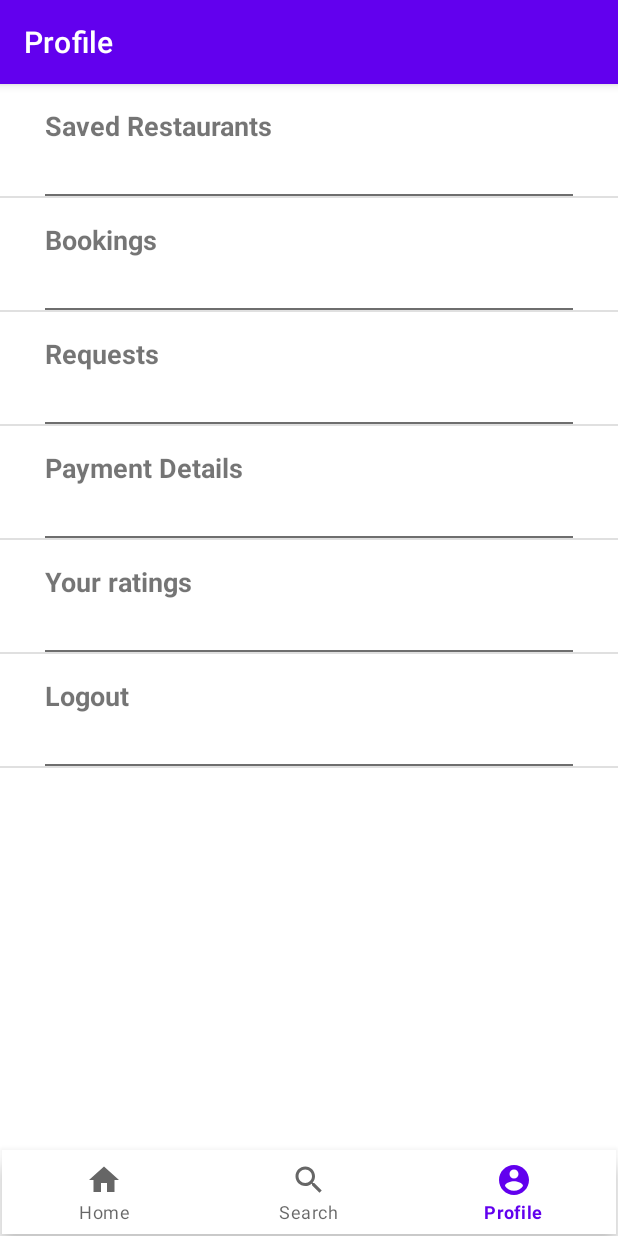
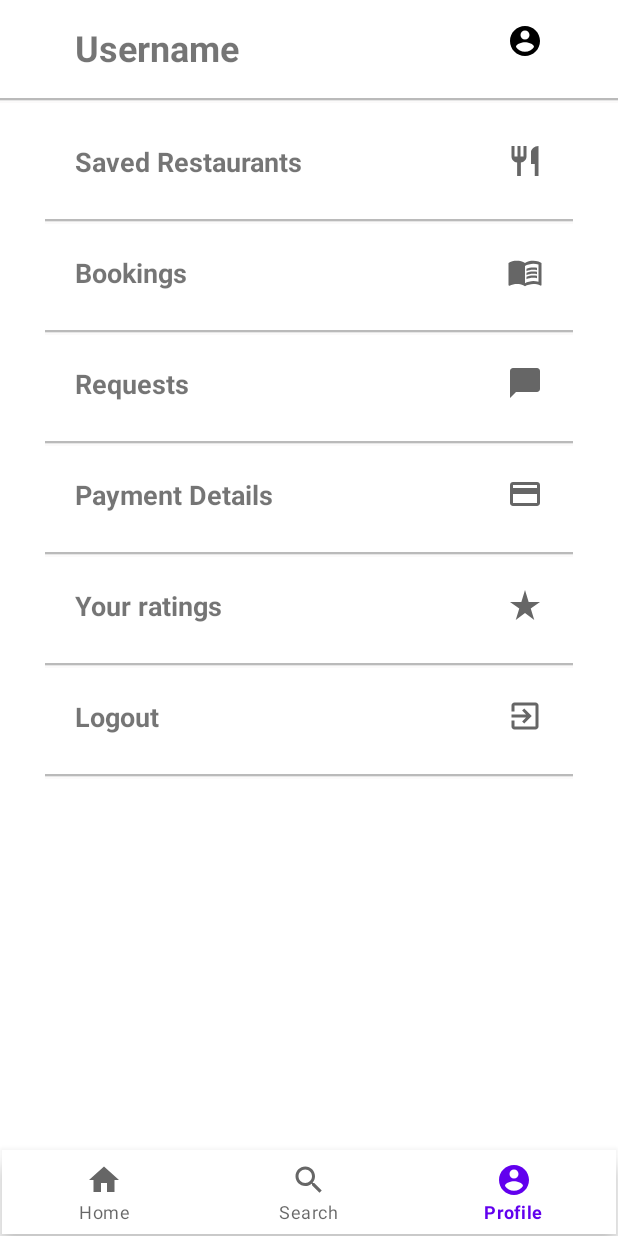
Before and after one commit to KotaCanchela/RestaurantBookingSystem, an Android app: the ThirdFragment screen opened through its navigation route, on a phone screen of 412 x 824 dp. Run offline under Robolectric (Android 15) with nearby library versions, the phone set to English and light mode, and no system bars; our stand-ins replace navigation-ui.

Commit message:
Profile page finished

```diff
--- a/app/src/main/java/com/cs990/restaurantbookingapp/MainActivity.kt
+++ b/app/src/main/java/com/cs990/restaurantbookingapp/MainActivity.kt
@@ -22,9 +22,7 @@ class MainActivity : AppCompatActivity() {
 
         val bottomNavigationView = findViewById<BottomNavigationView>(R.id.BottomNavigationView)
         val navController = findNavController(R.id.fragment)
-        val appBarConfiguration = AppBarConfiguration(setOf(R.id.firstFragment, R.id.secondFragment, R.id.thirdFragment))
 
-        setupActionBarWithNavController(navController, appBarConfiguration)
         bottomNavigationView.setupWithNavController(navController)
 
     }
--- a/app/src/main/java/com/cs990/restaurantbookingapp/ThirdFragment.kt
+++ b/app/src/main/java/com/cs990/restaurantbookingapp/ThirdFragment.kt
@@ -6,10 +6,7 @@ import androidx.fragment.app.Fragment
 import android.view.LayoutInflater
 import android.view.View
 import android.view.ViewGroup
-import android.widget.ArrayAdapter
-import android.widget.BaseAdapter
-import android.widget.ListView
-import android.widget.TextView
+import android.widget.*
 import androidx.fragment.app.ListFragment
 import com.cs990.restaurantbookingapp.databinding.FragmentThirdBinding
 
@@ -84,6 +81,12 @@ class ThirdFragment : Fragment() {
 
         private val mContext: Context = context
         var profileMenuItems = arrayListOf("Saved Restaurants", "Bookings", "Requests", "Payment Details", "Your ratings", "Logout")
+        var profileIcons = arrayListOf(R.drawable.ic_baseline_restaurant_24,
+                R.drawable.ic_baseline_menu_book_24,
+                R.drawable.ic_baseline_chat_bubble_24,
+                R.drawable.ic_baseline_credit_card_24,
+                R.drawable.ic_baseline_star_rate_24,
+                R.drawable.ic_baseline_exit_to_app_24)
 
 
         override fun getCount(): Int {
@@ -105,6 +108,9 @@ class ThirdFragment : Fragment() {
             val positionTextView = rowMain.findViewById<TextView>(R.id.row_text)
             positionTextView.text = profileMenuItems[position]
 
+            val positionImageView = rowMain.findViewById<ImageView>(R.id.row_image)
+            positionImageView.setImageResource(profileIcons[position])
+
             return rowMain
         }
     }
--- /dev/null
+++ b/app/src/main/res/drawable/ic_baseline_chat_bubble_24.xml
@@ -0,0 +1,10 @@
+<vector xmlns:android="http://schemas.android.com/apk/res/android"
+    android:width="24dp"
+    android:height="24dp"
+    android:viewportWidth="24"
+    android:viewportHeight="24"
+    android:tint="?attr/colorControlNormal">
+  <path
+      android:fillColor="@android:color/white"
+      android:pathData="M20,2H4c-1.1,0 -2,0.9 -2,2v18l4,-4h14c1.1,0 2,-0.9 2,-2V4c0,-1.1 -0.9,-2 -2,-2z"/>
+</vector>
--- /dev/null
+++ b/app/src/main/res/drawable/ic_baseline_credit_card_24.xml
@@ -0,0 +1,10 @@
+<vector xmlns:android="http://schemas.android.com/apk/res/android"
+    android:width="24dp"
+    android:height="24dp"
+    android:viewportWidth="24"
+    android:viewportHeight="24"
+    android:tint="?attr/colorControlNormal">
+  <path
+      android:fillColor="@android:color/white"
+      android:pathData="M20,4L4,4c-1.11,0 -1.99,0.89 -1.99,2L2,18c0,1.11 0.89,2 2,2h16c1.11,0 2,-0.89 2,-2L22,6c0,-1.11 -0.89,-2 -2,-2zM20,18L4,18v-6h16v6zM20,8L4,8L4,6h16v2z"/>
+</vector>
--- /dev/null
+++ b/app/src/main/res/drawable/ic_baseline_exit_to_app_24.xml
@@ -0,0 +1,10 @@
+<vector xmlns:android="http://schemas.android.com/apk/res/android"
+    android:width="24dp"
+    android:height="24dp"
+    android:viewportWidth="24"
+    android:viewportHeight="24"
+    android:tint="?attr/colorControlNormal">
+  <path
+      android:fillColor="@android:color/white"
+      android:pathData="M10.09,15.59L11.5,17l5,-5 -5,-5 -1.41,1.41L12.67,11H3v2h9.67l-2.58,2.59zM19,3H5c-1.11,0 -2,0.9 -2,2v4h2V5h14v14H5v-4H3v4c0,1.1 0.89,2 2,2h14c1.1,0 2,-0.9 2,-2V5c0,-1.1 -0.9,-2 -2,-2z"/>
+</vector>
--- /dev/null
+++ b/app/src/main/res/drawable/ic_baseline_menu_book_24.xml
@@ -0,0 +1,19 @@
+<vector xmlns:android="http://schemas.android.com/apk/res/android"
+    android:width="24dp"
+    android:height="24dp"
+    android:viewportWidth="24"
+    android:viewportHeight="24"
+    android:tint="?attr/colorControlNormal">
+  <path
+      android:fillColor="@android:color/white"
+      android:pathData="M21,5c-1.11,-0.35 -2.33,-0.5 -3.5,-0.5c-1.95,0 -4.05,0.4 -5.5,1.5c-1.45,-1.1 -3.55,-1.5 -5.5,-1.5S2.45,4.9 1,6v14.65c0,0.25 0.25,0.5 0.5,0.5c0.1,0 0.15,-0.05 0.25,-0.05C3.1,20.45 5.05,20 6.5,20c1.95,0 4.05,0.4 5.5,1.5c1.35,-0.85 3.8,-1.5 5.5,-1.5c1.65,0 3.35,0.3 4.75,1.05c0.1,0.05 0.15,0.05 0.25,0.05c0.25,0 0.5,-0.25 0.5,-0.5V6C22.4,5.55 21.75,5.25 21,5zM21,18.5c-1.1,-0.35 -2.3,-0.5 -3.5,-0.5c-1.7,0 -4.15,0.65 -5.5,1.5V8c1.35,-0.85 3.8,-1.5 5.5,-1.5c1.2,0 2.4,0.15 3.5,0.5V18.5z"/>
+  <path
+      android:fillColor="@android:color/white"
+      android:pathData="M17.5,10.5c0.88,0 1.73,0.09 2.5,0.26V9.24C19.21,9.09 18.36,9 17.5,9c-1.7,0 -3.24,0.29 -4.5,0.83v1.66C14.13,10.85 15.7,10.5 17.5,10.5z"/>
+  <path
+      android:fillColor="@android:color/white"
+      android:pathData="M13,12.49v1.66c1.13,-0.64 2.7,-0.99 4.5,-0.99c0.88,0 1.73,0.09 2.5,0.26V11.9c-0.79,-0.15 -1.64,-0.24 -2.5,-0.24C15.8,11.66 14.26,11.96 13,12.49z"/>
+  <path
+      android:fillColor="@android:color/white"
+      android:pathData="M17.5,14.33c-1.7,0 -3.24,0.29 -4.5,0.83v1.66c1.13,-0.64 2.7,-0.99 4.5,-0.99c0.88,0 1.73,0.09 2.5,0.26v-1.52C19.21,14.41 18.36,14.33 17.5,14.33z"/>
+</vector>
--- /dev/null
+++ b/app/src/main/res/drawable/ic_baseline_person_24.xml
@@ -0,0 +1,10 @@
+<vector xmlns:android="http://schemas.android.com/apk/res/android"
+    android:width="24dp"
+    android:height="24dp"
+    android:viewportWidth="24"
+    android:viewportHeight="24"
+    android:tint="?attr/colorControlNormal">
+  <path
+      android:fillColor="@android:color/white"
+      android:pathData="M12,12c2.21,0 4,-1.79 4,-4s-1.79,-4 -4,-4 -4,1.79 -4,4 1.79,4 4,4zM12,14c-2.67,0 -8,1.34 -8,4v2h16v-2c0,-2.66 -5.33,-4 -8,-4z"/>
+</vector>
--- /dev/null
+++ b/app/src/main/res/drawable/ic_baseline_restaurant_24.xml
@@ -0,0 +1,10 @@
+<vector xmlns:android="http://schemas.android.com/apk/res/android"
+    android:width="24dp"
+    android:height="24dp"
+    android:viewportWidth="24"
+    android:viewportHeight="24"
+    android:tint="?attr/colorControlNormal">
+  <path
+      android:fillColor="@android:color/white"
+      android:pathData="M11,9L9,9L9,2L7,2v7L5,9L5,2L3,2v7c0,2.12 1.66,3.84 3.75,3.97L6.75,22h2.5v-9.03C11.34,12.84 13,11.12 13,9L13,2h-2v7zM16,6v8h2.5v8L21,22L21,2c-2.76,0 -5,2.24 -5,4z"/>
+</vector>
--- /dev/null
+++ b/app/src/main/res/drawable/ic_baseline_star_rate_24.xml
@@ -0,0 +1,10 @@
+<vector xmlns:android="http://schemas.android.com/apk/res/android"
+    android:width="24dp"
+    android:height="24dp"
+    android:viewportWidth="24"
+    android:viewportHeight="24"
+    android:tint="?attr/colorControlNormal">
+  <path
+      android:fillColor="@android:color/white"
+      android:pathData="M14.43,10l-2.43,-8l-2.43,8l-7.57,0l6.18,4.41l-2.35,7.59l6.17,-4.69l6.18,4.69l-2.35,-7.59l6.17,-4.41z"/>
+</vector>
--- a/app/src/main/res/drawable/ic_row_profile_underline.xml
+++ b/app/src/main/res/drawable/ic_row_profile_underline.xml
@@ -1,9 +1,22 @@
 <?xml version="1.0" encoding="utf-8"?>
 <layer-list xmlns:android="http://schemas.android.com/apk/res/android" >
+    <item
+        android:gravity="bottom">
+        <shape>
+            <size android:height="3dp" />
+            <solid android:color="#BABABA" />
+        </shape>
+    </item>
+    <item android:gravity="bottom">
+        <shape>
+            <size android:height="2dp" />
+            <solid android:color="#E6E6E6" />
+        </shape>
+    </item>
     <item android:gravity="bottom">
         <shape>
             <size android:height="1dp" />
-            <solid android:color="#6E6E6E" />
+            <solid android:color="#FBFAFA" />
         </shape>
     </item>
 </layer-list>
--- a/app/src/main/res/layout/activity_main.xml
+++ b/app/src/main/res/layout/activity_main.xml
@@ -5,6 +5,8 @@
     android:layout_width="match_parent"
     android:layout_height="match_parent"
     tools:context=".MainActivity">
+
+
 
     <com.google.android.material.bottomnavigation.BottomNavigationView
         android:id="@+id/BottomNavigationView"
--- a/app/src/main/res/layout/fragment_third.xml
+++ b/app/src/main/res/layout/fragment_third.xml
@@ -6,8 +6,38 @@
     android:layout_height="match_parent"
     tools:context=".ThirdFragment">
 
+    <TextView
+        android:layout_width="wrap_content"
+        android:layout_height="wrap_content"
+        android:text="Username"
+        android:textSize="24dp"
+        android:textStyle="bold"
+        android:layout_alignParentStart="true"
+        android:layout_marginTop="15dp"
+        android:layout_marginLeft="50dp"/>
+
+    <ImageView
+        android:id="@+id/profile_icon"
+        android:src="@drawable/ic_account_circle_black_24dp"
+        android:layout_width="wrap_content"
+        android:layout_height="wrap_content"
+        android:layout_alignParentRight="true"
+        android:layout_marginRight="50dp"
+        android:layout_marginTop="15dp"
+        />
+
+    <TextView
+        android:layout_marginTop="10dp"
+        android:layout_width="match_parent"
+        android:layout_height="wrap_content"
+        android:background="@drawable/ic_row_profile_underline"
+        android:layout_below="@id/profile_icon"
+        />
+
 
     <ListView
+        android:divider="@null"
+        android:layout_marginTop="75dp"
         android:id="@+id/profile_list_view"
         android:layout_width="match_parent"
         android:layout_height="match_parent" >
--- a/app/src/main/res/layout/row_profile.xml
+++ b/app/src/main/res/layout/row_profile.xml
@@ -1,18 +1,19 @@
 <?xml version="1.0" encoding="utf-8"?>
 <RelativeLayout
     xmlns:android="http://schemas.android.com/apk/res/android" android:layout_width="match_parent"
-    android:layout_height="match_parent">
+    android:layout_height="match_parent"
+    android:layout_centerHorizontal="true">
 
     <TextView
         android:id="@+id/row_text"
-        android:layout_width="match_parent"
+        android:layout_width="wrap_content"
         android:layout_height="wrap_content"
         android:textStyle="bold"
         android:text="Hi there"
         android:textSize="18dp"
-        android:layout_marginLeft="30dp"
-        android:layout_marginTop="15dp"
-        android:layout_marginBottom="15dp"/>
+        android:layout_marginLeft="50dp"
+        android:layout_marginTop="20dp"
+        android:layout_marginBottom="10dp"/>
 
     <TextView
         android:layout_width="match_parent"
@@ -23,6 +24,14 @@
         android:layout_marginRight="30dp"
         />
 
+    <ImageView
+        android:id="@+id/row_image"
+        android:layout_width="wrap_content"
+        android:layout_height="match_parent"
+        android:layout_marginTop="20dp"
+        android:layout_marginBottom="10dp"
+        android:layout_marginRight="50dp"
+        android:layout_alignParentEnd="true"/>
 
 
 
--- a/app/src/main/res/navigation/my_nav.xml
+++ b/app/src/main/res/navigation/my_nav.xml
@@ -18,6 +18,6 @@
     <fragment
         android:id="@+id/thirdFragment"
         android:name="com.cs990.restaurantbookingapp.ThirdFragment"
-        android:label="Profile"
+        android:label="Username"
         tools:layout="@layout/fragment_third" />
 </navigation>
--- a/app/src/main/res/values-night/themes.xml
+++ b/app/src/main/res/values-night/themes.xml
@@ -1,6 +1,6 @@
 <resources xmlns:tools="http://schemas.android.com/tools">
     <!-- Base application theme. -->
-    <style name="Theme.RestaurantBooking" parent="Theme.MaterialComponents.DayNight.DarkActionBar">
+    <style name="Theme.RestaurantBooking" parent="Theme.MaterialComponents.DayNight.NoActionBar">
         <!-- Primary brand color. -->
         <item name="colorPrimary">@color/purple_200</item>
         <item name="colorPrimaryVariant">@color/purple_700</item>
--- a/app/src/main/res/values/themes.xml
+++ b/app/src/main/res/values/themes.xml
@@ -1,6 +1,6 @@
 <resources xmlns:tools="http://schemas.android.com/tools">
     <!-- Base application theme. -->
-    <style name="Theme.RestaurantBooking" parent="Theme.MaterialComponents.DayNight.DarkActionBar">
+    <style name="Theme.RestaurantBooking" parent="Theme.MaterialComponents.DayNight.NoActionBar">
         <!-- Primary brand color. -->
         <item name="colorPrimary">@color/purple_500</item>
         <item name="colorPrimaryVariant">@color/purple_700</item>
```
